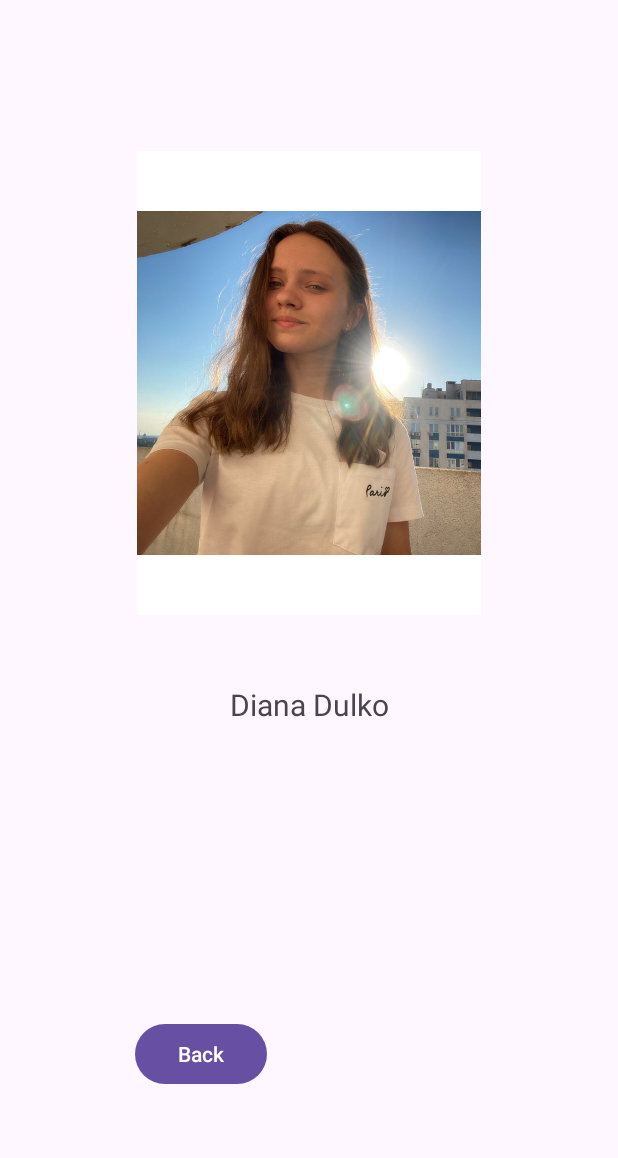
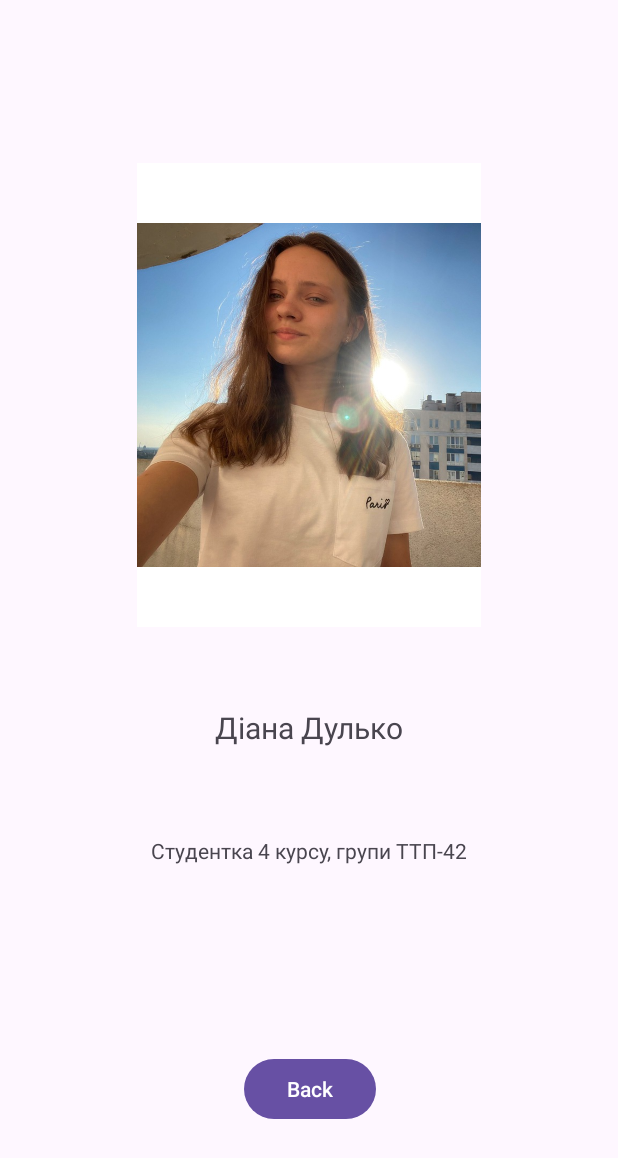
Before and after one commit to Diana217/MobileLab1, an Android app: the AboutMeActivity screen opened directly, with no data from a screen before it, on a phone screen of 412 x 824 dp. Shown: the top 1158 px of the screen. Run offline under Robolectric (Android 15) with nearby library versions, the phone set to English and light mode, and no system bars.

Commit message:
fix: layout

```diff
--- a/app/src/main/res/layout/about_me.xml
+++ b/app/src/main/res/layout/about_me.xml
@@ -14,7 +14,7 @@
         android:layout_marginTop="12dp"
         android:layout_marginEnd="152dp"
         android:layout_marginBottom="174dp"
-        android:text="Diana Dulko"
+        android:text="Діана Дулько"
         android:textSize="20sp"
         app:layout_constraintBottom_toTopOf="@+id/buttonBack"
         app:layout_constraintEnd_toEndOf="parent"
@@ -40,13 +40,23 @@
         android:id="@+id/buttonBack"
         android:layout_width="wrap_content"
         android:layout_height="wrap_content"
-        android:layout_marginStart="89dp"
-        android:layout_marginEnd="234dp"
-        android:layout_marginBottom="76dp"
+        android:layout_marginStart="162dp"
+        android:layout_marginEnd="161dp"
+        android:layout_marginBottom="74dp"
         android:text="Back"
         app:layout_constraintBottom_toBottomOf="parent"
         app:layout_constraintEnd_toEndOf="parent"
-        app:layout_constraintHorizontal_bias="1.0"
-        app:layout_constraintStart_toStartOf="parent"
-        app:layout_constraintTop_toBottomOf="@+id/textView5" />
+        app:layout_constraintStart_toStartOf="parent" />
+
+    <TextView
+        android:id="@+id/textView6"
+        android:layout_width="wrap_content"
+        android:layout_height="wrap_content"
+        android:layout_marginStart="100dp"
+        android:layout_marginEnd="99dp"
+        android:layout_marginBottom="125dp"
+        android:text="Студентка 4 курсу, групи ТТП-42"
+        app:layout_constraintBottom_toTopOf="@+id/buttonBack"
+        app:layout_constraintEnd_toEndOf="parent"
+        app:layout_constraintStart_toStartOf="parent" />
 </androidx.constraintlayout.widget.ConstraintLayout>
--- a/app/src/main/res/layout/activity_main.xml
+++ b/app/src/main/res/layout/activity_main.xml
@@ -8,8 +8,8 @@
 
     <com.github.mikephil.charting.charts.LineChart
         android:id="@+id/chart"
-        android:layout_width="409dp"
-        android:layout_height="184dp"
+        android:layout_width="377dp"
+        android:layout_height="171dp"
         android:layout_marginTop="25dp"
         android:layout_marginBottom="54dp"
         app:layout_constraintBottom_toBottomOf="parent"
```
